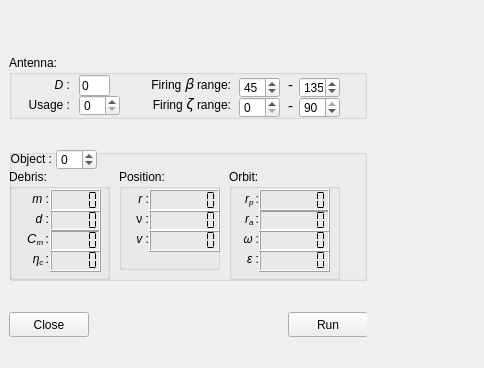
Before: the Qt Designer form LODR3/Subsystems/ui_Files/GUI.ui in kajsaER/LODR, drawn with Qt 5; both pictures show x 0 to 484 and y 258 to 626 of the 780 by 626 pixel window.
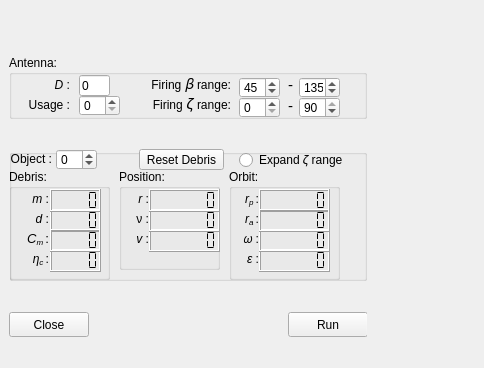
After: the same form once the commit is applied.

Commit message: reset debris, fire in laser changed

The edit to the form file:
```diff
--- a/LODR3/Subsystems/ui_Files/GUI.ui
+++ b/LODR3/Subsystems/ui_Files/GUI.ui
@@ -466,6 +466,32 @@
         <string>&lt;html&gt;&lt;head/&gt;&lt;body&gt;&lt;p align=&quot;right&quot;&gt;Object :&lt;/p&gt;&lt;/body&gt;&lt;/html&gt;</string>
        </property>
       </widget>
+      <widget class="QPushButton" name="resetBtn">
+       <property name="geometry">
+        <rect>
+         <x>130</x>
+         <y>0</y>
+         <width>85</width>
+         <height>21</height>
+        </rect>
+       </property>
+       <property name="text">
+        <string>Reset Debris</string>
+       </property>
+      </widget>
+      <widget class="QRadioButton" name="expZeta">
+       <property name="geometry">
+        <rect>
+         <x>230</x>
+         <y>0</y>
+         <width>111</width>
+         <height>22</height>
+        </rect>
+       </property>
+       <property name="text">
+        <string>Expand 𝜁 range</string>
+       </property>
+      </widget>
      </widget>
     </item>
     <item row="5" column="0">
```
The commit also changes 8 other files.
